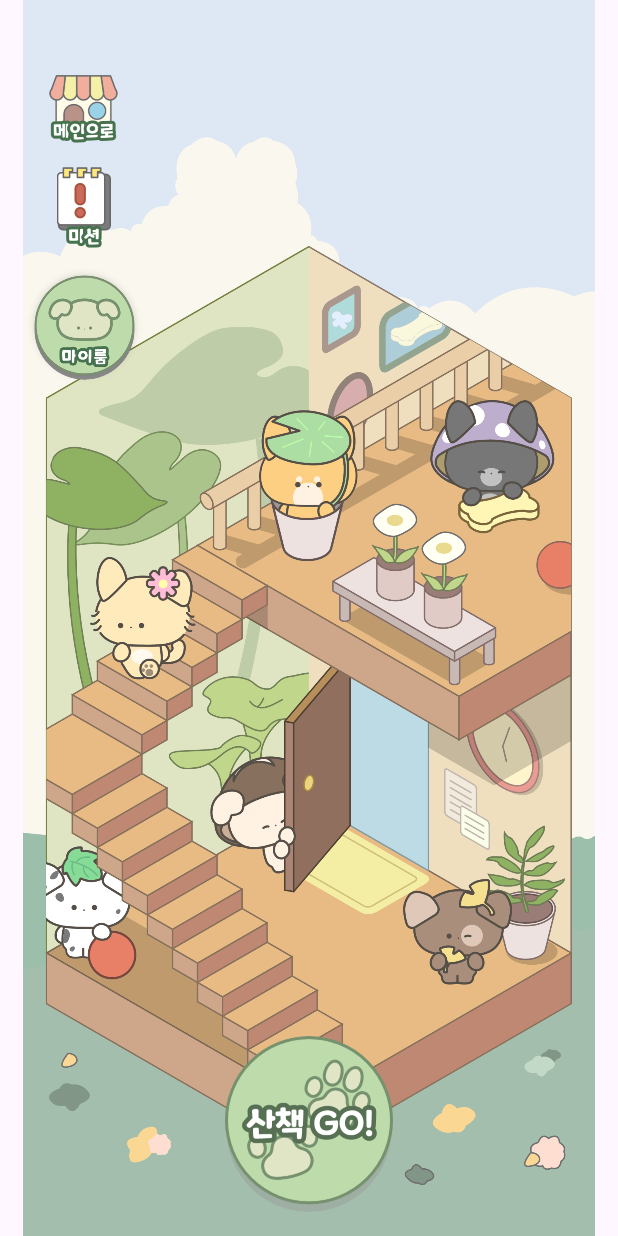
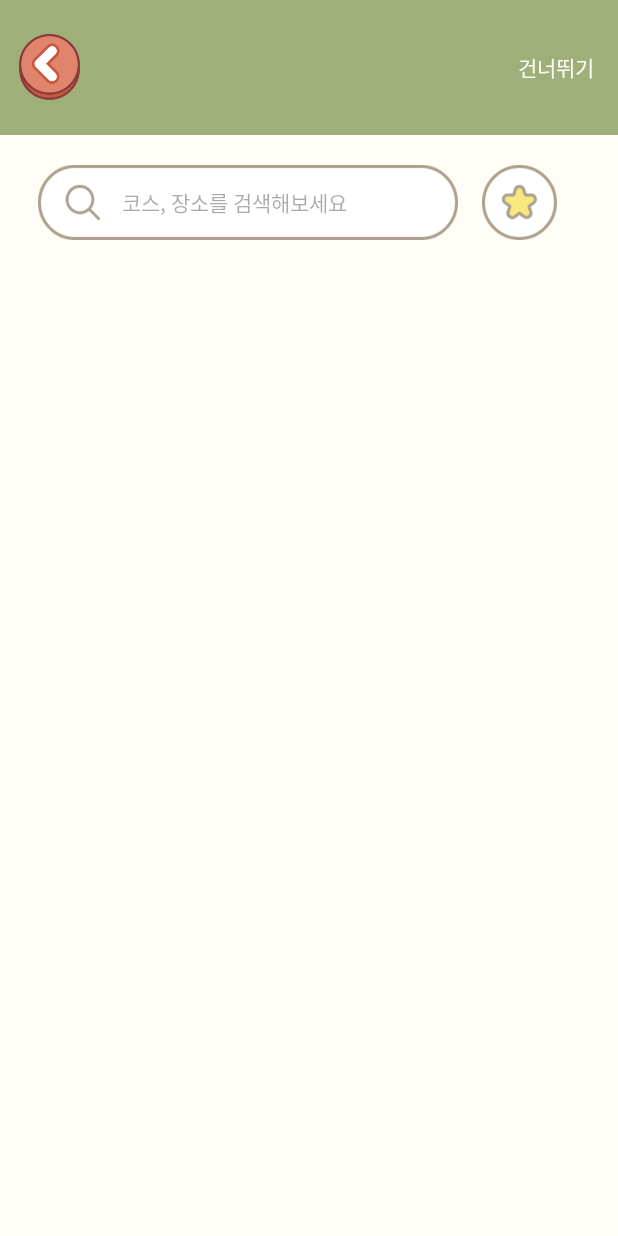
Before and after one commit to yammmit/PotpyTown, an Android app: the fragment GameFragment placed in its activity, after a tap on "btn_walk", on a phone screen of 412 x 824 dp. Run offline under Robolectric (Android 15) with nearby library versions, the light colour scheme and no system bars; our stand-ins replace Firebase (no records; nobody signed in at launch, a user with empty details on screens opened directly).

Commit message:
src : game > 하위 프래그먼트 레이아웃 파일 추가

```diff
--- a/app/src/main/res/layout/fragment_game.xml
+++ b/app/src/main/res/layout/fragment_game.xml
@@ -10,7 +10,8 @@
         android:id="@+id/ivMainCharacter"
         android:layout_width="match_parent"
         android:layout_height="match_parent"
-        android:src="@drawable/game_background" />
+        android:src="@drawable/game_background"
+        android:scaleType="centerCrop" />
 
     <!-- Walk button -->
     <ImageView
--- /dev/null
+++ b/app/src/main/res/layout/fragment_walk.xml
@@ -0,0 +1,70 @@
+<?xml version="1.0" encoding="utf-8"?>
+<RelativeLayout xmlns:android="http://schemas.android.com/apk/res/android"
+    android:layout_width="match_parent"
+    android:layout_height="match_parent"
+    android:background="@color/background">
+
+    <LinearLayout
+        android:layout_width="match_parent"
+        android:layout_height="90dp"
+        android:orientation="horizontal"
+        android:background="@color/tab_green">
+
+        <!-- 뒤로 가기 버튼 -->
+        <ImageView
+            android:id="@+id/btn_back"
+            android:layout_width="46dp"
+            android:layout_height="44dp"
+            android:layout_gravity="center_vertical"
+            android:layout_margin="10dp"
+            android:contentDescription="닫기 버튼"
+            android:src="@drawable/ic_circle_arrow_back" />
+
+        <!-- 빈 공간 -->
+        <View
+            android:layout_width="0dp"
+            android:layout_height="wrap_content"
+            android:layout_weight="1" />
+
+        <!-- 건너뛰기 버튼 -->
+        <TextView
+            android:id="@+id/btn_skip"
+            android:layout_width="wrap_content"
+            android:layout_height="wrap_content"
+            android:layout_gravity="center_vertical"
+            android:layout_marginEnd="16dp"
+            android:text="건너뛰기"
+            android:textColor="@color/text_ivory" />
+    </LinearLayout>
+
+    <LinearLayout
+        android:layout_width="match_parent"
+        android:layout_height="wrap_content">
+
+        <!-- 검색창 -->
+        <EditText
+            android:id="@+id/et_search"
+            android:layout_width="280dp"
+            android:layout_height="50dp"
+            android:layout_marginStart="25dp"
+            android:layout_marginTop="110dp"
+            android:layout_marginEnd="16dp"
+            android:background="@drawable/search_place"
+            android:drawablePadding="8dp"
+            android:hint="코스, 장소를 검색해보세요"
+            android:inputType="text"
+            android:textSize="14dp"
+            android:paddingStart="56dp"
+            android:paddingEnd="16dp" />
+
+        <!--즐겨찾기 버튼 -->
+        <ImageView
+            android:id="@+id/btn_favorite"
+            android:layout_width="50dp"
+            android:layout_height="50dp"
+            android:layout_marginTop="110dp"
+            android:contentDescription="닫기 버튼"
+            android:src="@drawable/btn_favorite" />
+    </LinearLayout>
+
+</RelativeLayout>
--- a/app/src/main/res/values/colors.xml
+++ b/app/src/main/res/values/colors.xml
@@ -8,6 +8,7 @@
     <color name="yellow">#FFD76A</color>
     <color name="brown">#AFA18A</color>
     <color name="red">#D38971</color>
+    <color name="green_background">#C7D3B1</color>
     <color name="text_dark">#544F49</color>
     <color name="text_light">#A7A195</color>
     <color name="text_gray">#BABABA</color>
@@ -19,4 +20,7 @@
     <color name="nav_item_selected">#FFFDF8</color>
     <color name="nav_item_unselected">#889563</color>
     <color name="transparent">#00000000</color>
+    <color name="sky">#DEE7F4</color>
+    <color name="grass">#A3BEAC</color>
+    <color name="tab_green">#9FAF7A</color>
 </resources>
```
Also changed, not shown: app/src/main/res/layout/fragment_myroom.xml (added, +73 -0 lines), app/src/main/res/layout/frg_modal_mission.xml (added, +22 -0 lines).
